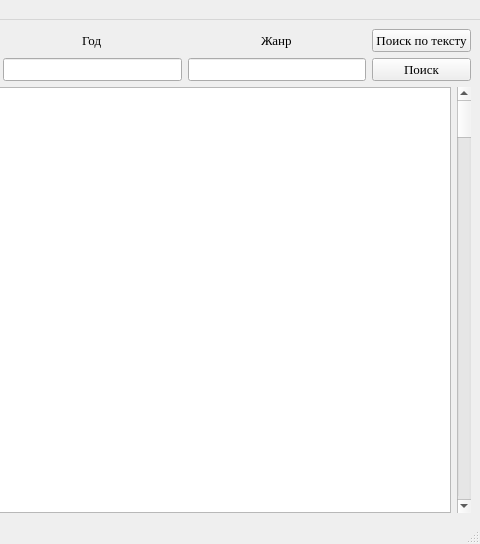
First picture: the form in main_window.ui, repository StartsevEgor/Library, before the edit; both pictures show x 547 to 1027 and y 0 to 544 of the 1027 by 544 pixel window.
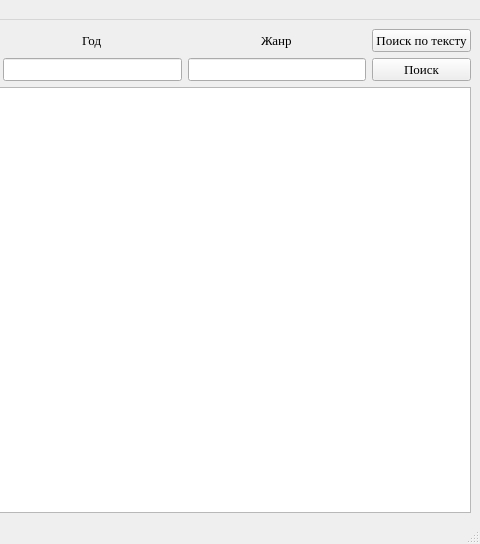
Second picture: the form after the edit.

Diff of the .ui file:
```diff
--- a/main_window.ui
+++ b/main_window.ui
@@ -222,18 +222,11 @@
         <property name="sizeConstraint">
          <enum>QLayout::SetFixedSize</enum>
         </property>
+        <item>
+         <widget class="QTableWidget" name="tableWidget"/>
+        </item>
        </layout>
       </item>
-      <item row="0" column="1">
-       <widget class="QTableView" name="tableView"/>
-      </item>
-      <item row="0" column="2">
-       <widget class="QScrollBar" name="verticalScrollBar">
-        <property name="orientation">
-         <enum>Qt::Vertical</enum>
-        </property>
-       </widget>
-      </item>
      </layout>
     </item>
    </layout>
```
